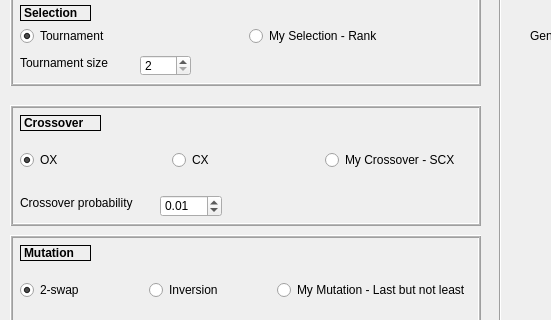
Above: tsp.ui from kanaji/TSP_AIN_FKKG before the change; both pictures show x 0 to 551 and y 435 to 755 of the 1215 by 926 pixel window. Below: the same form after it.
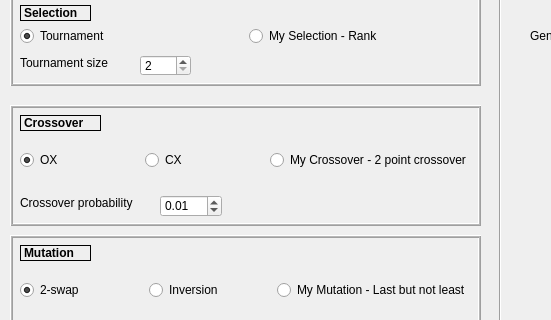
That is the form after the change. Custom widgets are drawn as their Qt base class.

The edit to the form file:
```diff
--- a/tsp.ui
+++ b/tsp.ui
@@ -554,7 +554,7 @@
        <bool>true</bool>
       </property>
       <property name="text">
-       <string>My Crossover - SCX</string>
+       <string>My Crossover - 2 point crossover</string>
       </property>
      </widget>
     </item>
```
